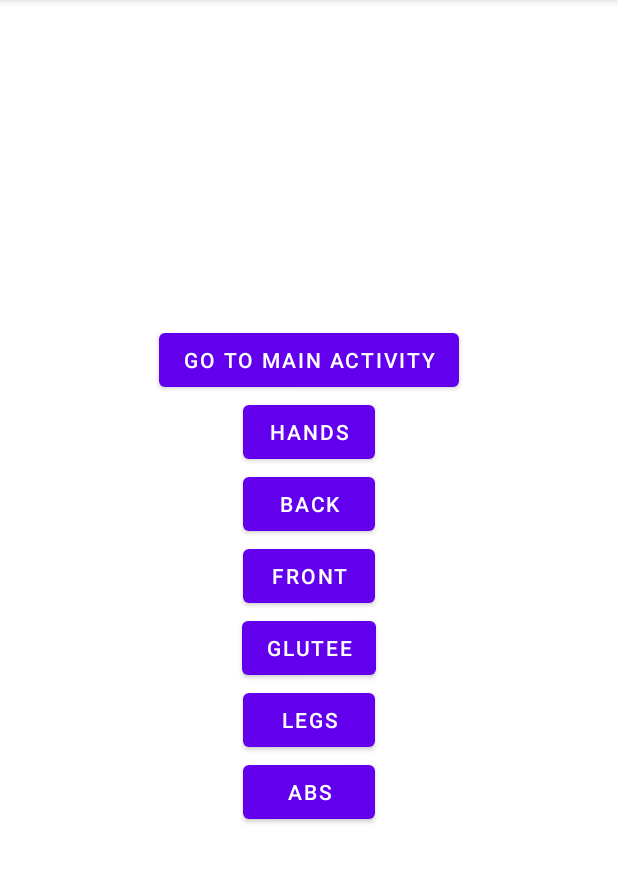
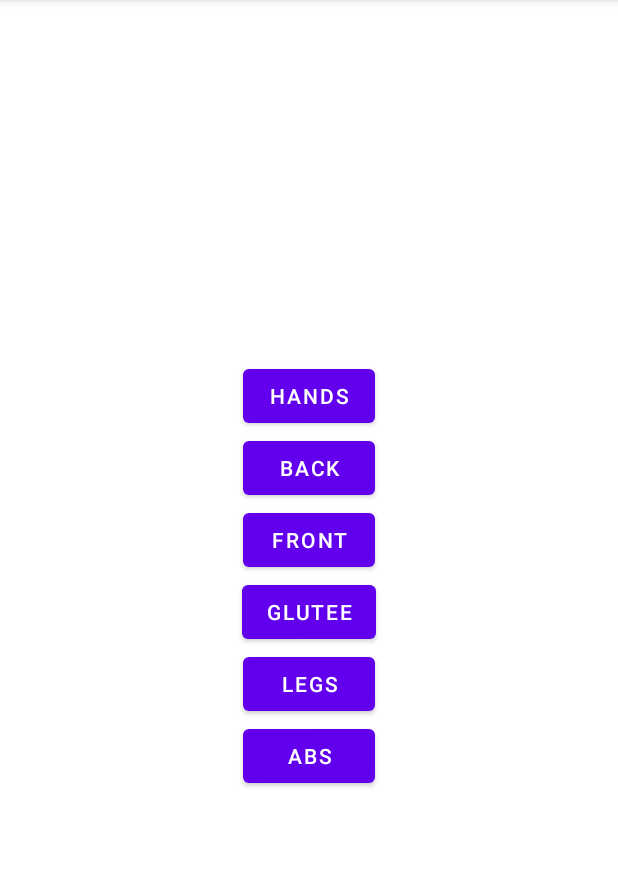
Before and after one commit to Mitzule/Shark, an Android app: the FemaleExActivity screen opened directly, with no data from a screen before it, on a phone screen of 412 x 824 dp, the part 84-967 px from its top. Run offline under Robolectric (Android 15) with nearby library versions, the phone set to English and light mode, and no system bars.

Commit message:
had to check exercises diff from hands, crash

```diff
--- a/app/src/main/java/com/example/shark/FemaleExActivity.java
+++ b/app/src/main/java/com/example/shark/FemaleExActivity.java
@@ -64,7 +64,7 @@ public class FemaleExActivity extends AppCompatActivity implements NavigationVie
     }
 
     public void goToMainActivity(View view) {
-        Intent intent = new Intent(this, MainActivity.class);
+        Intent intent = new Intent(this, FemaleExActivity.class);
         startActivity(intent);
     }
 
--- a/app/src/main/java/com/example/shark/Female_Back.java
+++ b/app/src/main/java/com/example/shark/Female_Back.java
@@ -31,7 +31,7 @@ public class Female_Back extends AppCompatActivity {
     }
 
     public void goToMainActivity(View view) {
-        Intent intent = new Intent(this, MainActivity.class);
+        Intent intent = new Intent(this, FemaleExActivity.class);
         startActivity(intent);
     }
 
--- a/app/src/main/java/com/example/shark/Female_Hands.java
+++ b/app/src/main/java/com/example/shark/Female_Hands.java
@@ -32,7 +32,7 @@ public class Female_Hands
     }
 
     public void goToMainActivity(View view) {
-        Intent intent = new Intent(this, MainActivity.class);
+        Intent intent = new Intent(this, FemaleExActivity.class);
         startActivity(intent);
     }
 
--- a/app/src/main/res/layout/activity_female_ex.xml
+++ b/app/src/main/res/layout/activity_female_ex.xml
@@ -15,14 +15,6 @@
         android:orientation="vertical"
         android:gravity="center"
         android:id="@+id/my_nav_layout">
-
-        <Button
-            android:id="@+id/go_to_main_activity_button"
-            android:layout_width="wrap_content"
-            android:layout_height="wrap_content"
-            android:text="Go to Main Activity"
-            android:layout_gravity="center"
-            android:onClick="goToMainActivity"/>
 
         <Button
             android:id="@+id/go_to_female_1_button"
--- a/app/src/main/res/layout/item_exercise.xml
+++ b/app/src/main/res/layout/item_exercise.xml
@@ -24,9 +24,4 @@
         android:adjustViewBounds="true"
         android:scaleType="fitCenter" />
 
-    <VideoView
-        android:id="@+id/videoView"
-        android:layout_width="match_parent"
-        android:layout_height="match_parent" />
-
 </LinearLayout>
--- a/app/src/main/res/menu/navigation_menu.xml
+++ b/app/src/main/res/menu/navigation_menu.xml
@@ -5,15 +5,15 @@
 
     <item
         android:id="@+id/male_ex"
-        android:title="Male Exercices" />
+        android:title="Calories Calculator" />
 
     <item
         android:id="@+id/female_ex"
-        android:title="Female Exercices" />
+        android:title="Exercises" />
 
     <item
         android:id="@+id/meals_diets"
-        android:title="Meals and Diets" />
+        android:title="Meals" />
 
 
 </menu>
```
Also changed, not shown: app/src/main/res/layout/item_list_recyclerview.xml (+3 -4 lines).
